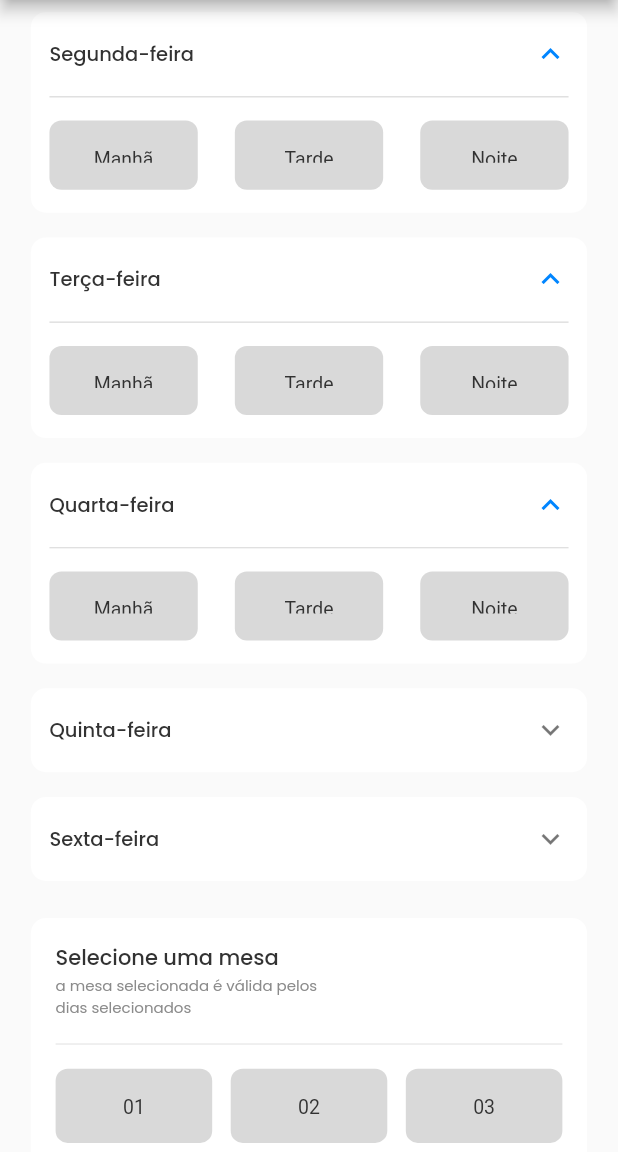
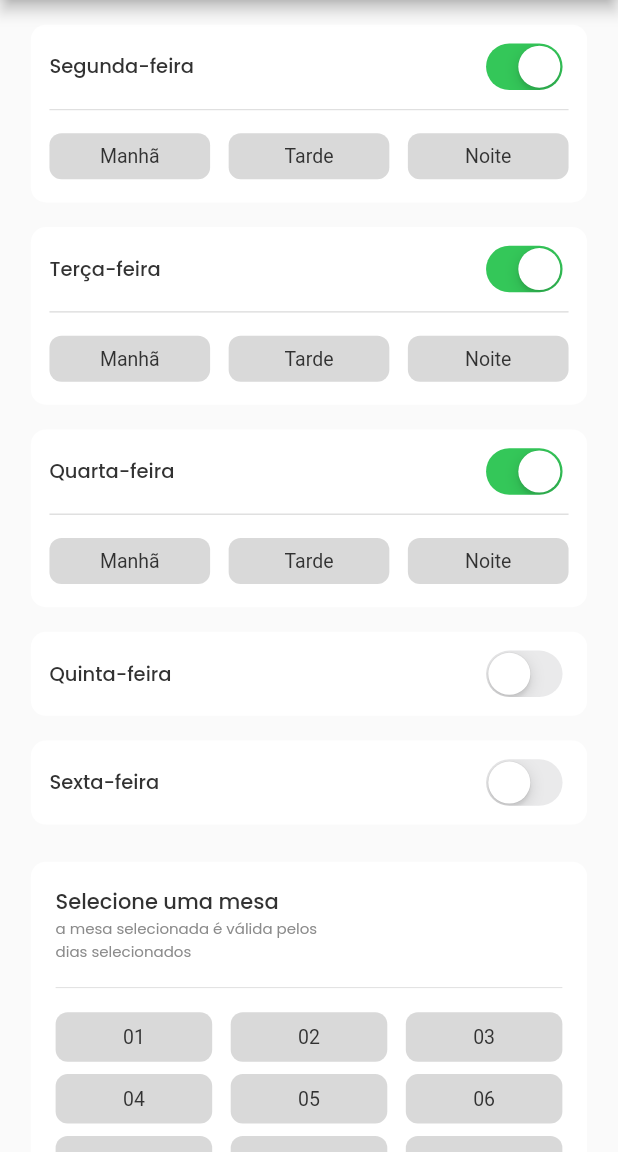
Before and after one commit to LAMPI-Oficial/Easy-Flow, a Flutter app: the screen it shows after launch, after a tap on "Segunda-feira", after a tap on "Terça-feira", after a tap on "Quarta-feira", on a phone screen of 412 x 824 dp, the part 84-1236 px from its top. Run offline on Flutter 3.47's test engine with Material 2 defaults, Android fonts, the phone set to English and light mode, and no system bars; our stand-ins replace auto_size_text, get, result_dart; missing offline and left inert: stylish_dialog; accounts and stored records are empty; Roboto replaces fonts that are missing (Segoe UI).

Commit message:
add novas funcionalidades e atualizando pages

```diff
--- a/lib/layers/modules/add_horary/add_horary_controller.dart
+++ b/lib/layers/modules/add_horary/add_horary_controller.dart
@@ -1,38 +1,66 @@
 import 'package:get/get.dart';
 
 class AddHoraryController extends GetxController {
-  bool isSelected = false;
-  int selectedSeg = 3;
-  int selectedTer = 3;
-  int selectedQua = 3;
-  int selectedQui = 3;
-  int selectedSex = 3;
+  bool selectedSeg = false;
+  bool selectedTer = false;
+  bool selectedQua = false;
+  bool selectedQui = false;
+  bool selectedSex = false;
+
+  int turnSeg = 3;
+  int turnTer = 3;
+  int turnQua = 3;
+  int turnQui = 3;
+  int turnSex = 3;
+
+  int selectedTable = 21;
 
   final texts = ["Manhã", "Tarde", "Noite"];
 
-  // changeIsSelected() {
-  //   isSelected = !isSelected;
-  //   update();
-  // }
+  changeIsSelected(bool selected, int aux) {
+    switch (aux) {
+      case 0:
+        selectedSeg = selected;
+        break;
+      case 1:
+        selectedTer = selected;
+        break;
+      case 2:
+        selectedQua = selected;
+        break;
+      case 3:
+        selectedQui = selected;
+        break;
+      case 4:
+        selectedSex = selected;
+        break;
+    }
+    update();
+  }
 
   selected(int index, int aux) {
     switch (aux) {
       case 0:
-        selectedSeg = index;
+        turnSeg = index;
         break;
       case 1:
-        selectedTer = index;
+        turnTer = index;
         break;
       case 2:
-        selectedQua = index;
+        turnQua = index;
         break;
       case 3:
-        selectedQui = index;
+        turnQui = index;
         break;
       case 4:
-        selectedSex = index;
+        turnSex = index;
         break;
     }
     update();
   }
+
+  selectTable(int index) {
+    selectedTable = index;
+    update();
+  }
 }
--- a/lib/layers/modules/add_horary/add_horary_page.dart
+++ b/lib/layers/modules/add_horary/add_horary_page.dart
@@ -11,7 +11,7 @@ class AddHoraryPage extends GetView<AddHoraryController> {
   @override
   Widget build(BuildContext context) {
     final medHeight = MediaQuery.of(context).size.height;
-    // final medWidth = MediaQuery.of(context).size.width;
+    final medWidth = MediaQuery.of(context).size.width;
 
     return GetBuilder<AddHoraryController>(
       init: AddHoraryController(),
@@ -27,14 +27,15 @@ class AddHoraryPage extends GetView<AddHoraryController> {
                 child: SingleChildScrollView(
                   child: Center(
                     child: Padding(
-                      padding: const EdgeInsets.only(
-                        top: 8,
-                        bottom: 8,
+                      padding: EdgeInsets.symmetric(
+                        vertical: medHeight * .02,
+                        horizontal: medWidth * .05,
                       ),
                       child: Column(
                         children: [
                           AddDayWidget(
-                            selected: _.selectedSeg,
+                            value: _.selectedSeg,
+                            selected: _.turnSeg,
                             aux: 0,
                             title: "Segunda-feira",
                           ),
@@ -43,13 +44,15 @@ class AddHoraryPage extends GetView<AddHoraryController> {
                               vertical: medHeight * .02,
                             ),
                             child: AddDayWidget(
-                              selected: _.selectedTer,
+                              value: _.selectedTer,
+                              selected: _.turnTer,
                               aux: 1,
                               title: "Terça-feira",
                             ),
                           ),
                           AddDayWidget(
-                            selected: _.selectedQua,
+                            value: _.selectedQua,
+                            selected: _.turnQua,
                             aux: 2,
                             title: "Quarta-feira",
                           ),
@@ -58,13 +61,15 @@ class AddHoraryPage extends GetView<AddHoraryController> {
                               vertical: medHeight * .02,
                             ),
                             child: AddDayWidget(
-                              selected: _.selectedQui,
+                              value: _.selectedQui,
+                              selected: _.turnQui,
                               aux: 3,
                               title: "Quinta-feira",
                             ),
                           ),
                           AddDayWidget(
-                            selected: _.selectedSex,
+                            value: _.selectedSex,
+                            selected: _.turnSex,
                             aux: 4,
                             title: "Sexta-feira",
                           ),
@@ -72,10 +77,21 @@ class AddHoraryPage extends GetView<AddHoraryController> {
                             padding: EdgeInsets.symmetric(
                               vertical: medHeight * .03,
                             ),
-                            child: const ChooseTableWidget(
+                            child: ChooseTableWidget(
+                              selected: _.selectedTable,
                               title: "Selecione uma mesa",
                               subtitle:
                                   "a mesa selecionada é válida pelos\ndias selecionados",
+                            ),
+                          ),
+                          SizedBox(
+                            width: medWidth,
+                            child: ElevatedButton(
+                              onPressed: () {},
+                              child: const Text(
+                                "Guardar",
+                                style: TextStyle(fontWeight: FontWeight.w600),
+                              ),
                             ),
                           )
                         ],
--- a/lib/layers/modules/add_horary/widgets/add_day_widget.dart
+++ b/lib/layers/modules/add_horary/widgets/add_day_widget.dart
@@ -1,14 +1,17 @@
 import 'package:easyflow/layers/modules/add_horary/add_horary_controller.dart';
+import 'package:flutter/cupertino.dart';
 import 'package:flutter/material.dart';
 import 'package:get/get.dart';
 
 class AddDayWidget extends GetView<AddHoraryController> {
+  final bool value;
   final int selected;
   final int aux;
   final String title;
 
   const AddDayWidget({
     super.key,
+    required this.value,
     required this.selected,
     required this.aux,
     required this.title,
@@ -52,10 +55,13 @@ class AddDayWidget extends GetView<AddHoraryController> {
               left: medWidth * .03,
               right: medWidth * .03,
             ),
-            // trailing: CupertinoSwitch(
-            //   value: value,
-            //   onChanged: onChanged,
-            // ),
+            trailing: CupertinoSwitch(
+              value: value,
+              onChanged: (value) {},
+            ),
+            onExpansionChanged: (value) {
+              _.changeIsSelected(value, aux);
+            },
             children: [
               Padding(
                 padding: EdgeInsets.only(bottom: medHeight * .02),
@@ -65,27 +71,28 @@ class AddDayWidget extends GetView<AddHoraryController> {
                 ),
               ),
               SizedBox(
-                height: medHeight * .06,
-                width: medWidth,
-                child: ListView.separated(
+                height: medHeight * .04,
+                child: GridView.builder(
+                  physics: const NeverScrollableScrollPhysics(),
                   itemCount: 3,
-                  scrollDirection: Axis.horizontal,
-                  separatorBuilder: (context, index) => Padding(
-                    padding: EdgeInsets.symmetric(horizontal: medWidth * .03),
+                  gridDelegate: SliverGridDelegateWithFixedCrossAxisCount(
+                    crossAxisCount: 3,
+                    mainAxisExtent: medHeight * .04,
+                    crossAxisSpacing: medWidth * .03,
+                    mainAxisSpacing: 0,
                   ),
                   itemBuilder: (context, index) {
-                    return SizedBox(
-                      width: medWidth * .24,
-                      child: ElevatedButton(
-                        style: ElevatedButton.styleFrom(
+                    return TextButton(
+                      style: TextButton.styleFrom(
                         backgroundColor: selected == index
                             ? Get.theme.colorScheme.primary
                             : const Color(0xffD9D9D9),
                         elevation: 0,
+                        shape: RoundedRectangleBorder(
+                          borderRadius: BorderRadius.circular(8),
                         ),
-                        onPressed: () {
-                          _.selected(index, aux);
-                        },
+                      ),
+                      onPressed: () => _.selected(index, aux),
                       child: Text(
                         _.texts[index],
                         style: TextStyle(
@@ -95,7 +102,6 @@ class AddDayWidget extends GetView<AddHoraryController> {
                               : const Color(0xff323232),
                           fontSize: 13,
                           fontWeight: FontWeight.w400,
-                          ),
                         ),
                       ),
                     );
--- a/lib/layers/modules/add_horary/widgets/choose_table_widget.dart
+++ b/lib/layers/modules/add_horary/widgets/choose_table_widget.dart
@@ -5,10 +5,12 @@ import 'package:intl/intl.dart';
 import '../add_horary_controller.dart';
 
 class ChooseTableWidget extends GetView<AddHoraryController> {
+  final int selected;
   final String title;
   final String subtitle;
 
   const ChooseTableWidget({
+    required this.selected,
     required this.title,
     required this.subtitle,
     super.key,
@@ -21,6 +23,10 @@ class ChooseTableWidget extends GetView<AddHoraryController> {
 
     final NumberFormat formatter = NumberFormat("00");
 
+    return GetBuilder<AddHoraryController>(
+      init: AddHoraryController(),
+      initState: (_) {},
+      builder: (_) {
         return Container(
           width: medWidth * .90,
           decoration: BoxDecoration(
@@ -58,29 +64,37 @@ class ChooseTableWidget extends GetView<AddHoraryController> {
                   ),
                   Divider(height: medHeight * .04),
                   SizedBox(
-                height: medHeight * .48,
+                    height: medHeight * .34,
                     child: GridView.builder(
+                      physics: const NeverScrollableScrollPhysics(),
                       itemCount: 21,
                       gridDelegate: SliverGridDelegateWithFixedCrossAxisCount(
                         crossAxisCount: 3,
+                        mainAxisExtent: medHeight * .04,
                         crossAxisSpacing: medWidth * .03,
                         mainAxisSpacing: medHeight * .01,
-                    mainAxisExtent: medHeight * .06,
                       ),
                       itemBuilder: (context, index) {
-                    return ElevatedButton(
-                      onPressed: () {},
-                      style: ElevatedButton.styleFrom(
-                        backgroundColor: const Color(0xffD9D9D9),
+                        return TextButton(
+                          onPressed: () => _.selectTable(index),
+                          style: TextButton.styleFrom(
+                            backgroundColor: selected == index
+                                ? Get.theme.colorScheme.primary
+                                : const Color(0xffD9D9D9),
                             elevation: 0,
+                            shape: RoundedRectangleBorder(
+                              borderRadius: BorderRadius.circular(8),
+                            ),
                           ),
                           child: Text(
                             formatter.format(index + 1),
-                        style: const TextStyle(
+                            style: TextStyle(
                               fontFamily: "Segoe UI",
                               fontSize: 13,
                               fontWeight: FontWeight.w400,
-                          color: Color(0xff323232),
+                              color: selected == index
+                                  ? Colors.white
+                                  : const Color(0xff323232),
                             ),
                           ),
                         );
@@ -92,5 +106,7 @@ class ChooseTableWidget extends GetView<AddHoraryController> {
             ),
           ),
         );
+      },
+    );
   }
 }
```
Lines whose indentation alone changed are shown as unchanged.
